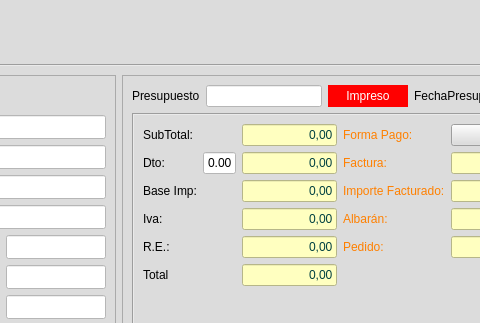
This is frmpresupuestoscli.ui in arcnexus/RedFoX as Qt 5 draws it before an edit; both pictures show x 390 to 870 and y 0 to 323 of the 1004 by 514 pixel window. The edited form follows.
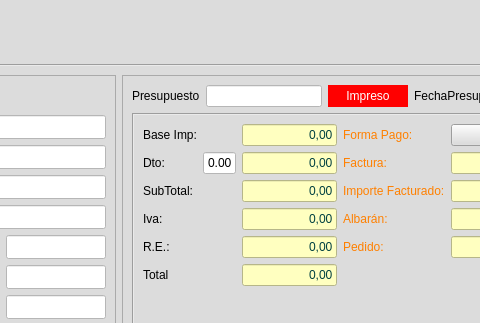
This is the edited form. The open tabs and pages were chosen to show the change. Icons and pictures are not drawn.

What changed in the file:
```diff
--- a/frmpresupuestoscli.ui
+++ b/frmpresupuestoscli.ui
@@ -273,10 +273,20 @@
      </layout>
     </widget>
    </item>
+   <item row="0" column="0">
+    <widget class="QLabel" name="label_67">
+     <property name="text">
+      <string>&lt;html&gt;&lt;head/&gt;&lt;body&gt;&lt;p&gt;&lt;span style=&quot; font-size:14pt; font-weight:600; color:#ff8000;&quot;&gt;GESTIÓN DE PRESUPUESTOS&lt;/span&gt;&lt;/p&gt;&lt;/body&gt;&lt;/html&gt;</string>
+     </property>
+    </widget>
+   </item>
+   <item row="3" column="1">
+    <layout class="QVBoxLayout" name="verticalLayout_6"/>
+   </item>
    <item row="1" column="0">
     <widget class="QTabWidget" name="tabWidget">
      <property name="currentIndex">
-      <number>1</number>
+      <number>0</number>
      </property>
      <widget class="QWidget" name="tab">
       <attribute name="title">
@@ -735,7 +745,7 @@
               </item>
               <item row="0" column="0" rowspan="2" colspan="2">
                <layout class="QGridLayout" name="gridLayout_16">
-                <item row="0" column="4">
+                <item row="1" column="4">
                  <widget class="QLabel" name="label_70">
                   <property name="styleSheet">
                    <string notr="true">color: rgb(255, 128, 0);</string>
@@ -745,43 +755,14 @@
                   </property>
                  </widget>
                 </item>
-                <item row="3" column="0">
+                <item row="4" column="0">
                  <widget class="QLabel" name="label_37">
                   <property name="text">
                    <string>Iva:</string>
                   </property>
                  </widget>
                 </item>
-                <item row="2" column="3">
-                 <widget class="QLineEdit" name="txtrBase">
-                  <property name="enabled">
-                   <bool>false</bool>
-                  </property>
-                  <property name="sizePolicy">
-                   <sizepolicy hsizetype="Expanding" vsizetype="Fixed">
-                    <horstretch>0</horstretch>
-                    <verstretch>0</verstretch>
-                   </sizepolicy>
-                  </property>
-                  <property name="maximumSize">
-                   <size>
-                    <width>120</width>
-                    <height>16777215</height>
-                   </size>
-                  </property>
-                  <property name="styleSheet">
-                   <string notr="true">background-color: rgb(255, 255, 192);
-color: rgb(0, 64, 64);</string>
-                  </property>
-                  <property name="text">
-                   <string>0,00</string>
-                  </property>
-                  <property name="alignment">
-                   <set>Qt::AlignRight|Qt::AlignTrailing|Qt::AlignVCenter</set>
-                  </property>
-                 </widget>
-                </item>
-                <item row="1" column="1" colspan="2">
+                <item row="2" column="1" colspan="2">
                  <widget class="QLineEdit" name="txtnDto">
                   <property name="maximumSize">
                    <size>
@@ -800,46 +781,7 @@
                   </property>
                  </widget>
                 </item>
-                <item row="0" column="3">
-                 <widget class="QLineEdit" name="txtrSubtotal">
-                  <property name="enabled">
-                   <bool>false</bool>
-                  </property>
-                  <property name="minimumSize">
-                   <size>
-                    <width>0</width>
-                    <height>0</height>
-                   </size>
-                  </property>
-                  <property name="maximumSize">
-                   <size>
-                    <width>120</width>
-                    <height>16777215</height>
-                   </size>
-                  </property>
-                  <property name="styleSheet">
-                   <string notr="true">background-color: rgb(255, 255, 192);
-color: rgb(0, 64, 64);</string>
-                  </property>
-                  <property name="text">
-                   <string>0,00</string>
-                  </property>
-                  <property name="alignment">
-                   <set>Qt::AlignRight|Qt::AlignTrailing|Qt::AlignVCenter</set>
-                  </property>
-                  <property name="readOnly">
-                   <bool>true</bool>
-                  </property>
-                 </widget>
-                </item>
-                <item row="0" column="0">
-                 <widget class="QLabel" name="label_22">
-                  <property name="text">
-                   <string>SubTotal:</string>
-                  </property>
-                 </widget>
-                </item>
-                <item row="1" column="3">
+                <item row="2" column="3">
                  <widget class="QLineEdit" name="txtrDescuento">
                   <property name="enabled">
                    <bool>false</bool>
@@ -862,14 +804,14 @@
                   </property>
                  </widget>
                 </item>
-                <item row="1" column="0">
+                <item row="2" column="0">
                  <widget class="QLabel" name="label_23">
                   <property name="text">
                    <string>Dto:</string>
                   </property>
                  </widget>
                 </item>
-                <item row="3" column="3">
+                <item row="4" column="3">
                  <widget class="QLineEdit" name="txtrImporteIva">
                   <property name="enabled">
                    <bool>false</bool>
@@ -892,38 +834,38 @@
                   </property>
                  </widget>
                 </item>
-                <item row="5" column="0">
+                <item row="6" column="0">
                  <widget class="QLabel" name="label_36">
                   <property name="text">
                    <string>Total</string>
                   </property>
                  </widget>
                 </item>
-                <item row="4" column="0">
+                <item row="5" column="0">
                  <widget class="QLabel" name="label_39">
                   <property name="text">
                    <string>R.E.:</string>
                   </property>
                  </widget>
                 </item>
-                <item row="4" column="3">
-                 <widget class="QLineEdit" name="txtrTotalRecargoEq">
-                  <property name="enabled">
-                   <bool>false</bool>
-                  </property>
-                  <property name="styleSheet">
-                   <string notr="true">background-color: rgb(255, 255, 192);
-color: rgb(0, 64, 64);</string>
-                  </property>
-                  <property name="text">
-                   <string>0,00</string>
-                  </property>
-                  <property name="alignment">
-                   <set>Qt::AlignRight|Qt::AlignTrailing|Qt::AlignVCenter</set>
-                  </property>
-                 </widget>
-                </item>
                 <item row="5" column="3">
+                 <widget class="QLineEdit" name="txtrTotalRecargoEq">
+                  <property name="enabled">
+                   <bool>false</bool>
+                  </property>
+                  <property name="styleSheet">
+                   <string notr="true">background-color: rgb(255, 255, 192);
+color: rgb(0, 64, 64);</string>
+                  </property>
+                  <property name="text">
+                   <string>0,00</string>
+                  </property>
+                  <property name="alignment">
+                   <set>Qt::AlignRight|Qt::AlignTrailing|Qt::AlignVCenter</set>
+                  </property>
+                 </widget>
+                </item>
+                <item row="6" column="3">
                  <widget class="QLineEdit" name="txtrTotal">
                   <property name="enabled">
                    <bool>false</bool>
@@ -946,14 +888,7 @@
                   </property>
                  </widget>
                 </item>
-                <item row="2" column="0">
-                 <widget class="QLabel" name="label_38">
-                  <property name="text">
-                   <string>Base Imp:</string>
-                  </property>
-                 </widget>
-                </item>
-                <item row="0" column="5">
+                <item row="1" column="5">
                  <widget class="QComboBox" name="cboFormaPago">
                   <property name="minimumSize">
                    <size>
@@ -963,7 +898,7 @@
                   </property>
                  </widget>
                 </item>
-                <item row="1" column="4">
+                <item row="2" column="4">
                  <widget class="QLabel" name="lblNumFactura_2">
                   <property name="styleSheet">
                    <string notr="true">color: rgb(255, 128, 0);</string>
@@ -973,7 +908,7 @@
                   </property>
                  </widget>
                 </item>
-                <item row="1" column="5">
+                <item row="2" column="5">
                  <widget class="QLineEdit" name="txtcFactura">
                   <property name="enabled">
                    <bool>false</bool>
@@ -983,7 +918,7 @@
                   </property>
                  </widget>
                 </item>
-                <item row="2" column="4">
+                <item row="3" column="4">
                  <widget class="QLabel" name="label_71">
                   <property name="styleSheet">
                    <string notr="true">color: rgb(255, 128, 0);</string>
@@ -993,7 +928,7 @@
                   </property>
                  </widget>
                 </item>
-                <item row="2" column="5">
+                <item row="3" column="5">
                  <widget class="QLineEdit" name="txtrImporteFactura">
                   <property name="enabled">
                    <bool>false</bool>
@@ -1003,7 +938,7 @@
                   </property>
                  </widget>
                 </item>
-                <item row="3" column="4">
+                <item row="4" column="4">
                  <widget class="QLabel" name="label_41">
                   <property name="styleSheet">
                    <string notr="true">color: rgb(255, 128, 0);</string>
@@ -1013,7 +948,7 @@
                   </property>
                  </widget>
                 </item>
-                <item row="3" column="5">
+                <item row="4" column="5">
                  <widget class="QLineEdit" name="txtnAlbaran">
                   <property name="enabled">
                    <bool>false</bool>
@@ -1023,7 +958,7 @@
                   </property>
                  </widget>
                 </item>
-                <item row="4" column="4">
+                <item row="5" column="4">
                  <widget class="QLabel" name="label_69">
                   <property name="styleSheet">
                    <string notr="true">color: rgb(255, 128, 0);</string>
@@ -1033,7 +968,7 @@
                   </property>
                  </widget>
                 </item>
-                <item row="4" column="5">
+                <item row="5" column="5">
                  <widget class="QLineEdit" name="txtnPedido">
                   <property name="enabled">
                    <bool>false</bool>
@@ -1043,6 +978,81 @@
                   </property>
                  </widget>
                 </item>
+                <item row="3" column="0">
+                 <widget class="QLabel" name="label_22">
+                  <property name="text">
+                   <string>SubTotal:</string>
+                  </property>
+                 </widget>
+                </item>
+                <item row="3" column="3">
+                 <widget class="QLineEdit" name="txtrSubtotal">
+                  <property name="enabled">
+                   <bool>false</bool>
+                  </property>
+                  <property name="minimumSize">
+                   <size>
+                    <width>0</width>
+                    <height>0</height>
+                   </size>
+                  </property>
+                  <property name="maximumSize">
+                   <size>
+                    <width>120</width>
+                    <height>16777215</height>
+                   </size>
+                  </property>
+                  <property name="styleSheet">
+                   <string notr="true">background-color: rgb(255, 255, 192);
+color: rgb(0, 64, 64);</string>
+                  </property>
+                  <property name="text">
+                   <string>0,00</string>
+                  </property>
+                  <property name="alignment">
+                   <set>Qt::AlignRight|Qt::AlignTrailing|Qt::AlignVCenter</set>
+                  </property>
+                  <property name="readOnly">
+                   <bool>true</bool>
+                  </property>
+                 </widget>
+                </item>
+                <item row="1" column="0">
+                 <widget class="QLabel" name="label_38">
+                  <property name="text">
+                   <string>Base Imp:</string>
+                  </property>
+                 </widget>
+                </item>
+                <item row="1" column="3">
+                 <widget class="QLineEdit" name="txtrBase">
+                  <property name="enabled">
+                   <bool>false</bool>
+                  </property>
+                  <property name="sizePolicy">
+                   <sizepolicy hsizetype="Expanding" vsizetype="Fixed">
+                    <horstretch>0</horstretch>
+                    <verstretch>0</verstretch>
+                   </sizepolicy>
+                  </property>
+                  <property name="maximumSize">
+                   <size>
+                    <width>120</width>
+                    <height>16777215</height>
+                   </size>
+                  </property>
+                  <property name="styleSheet">
+                   <string notr="true">background-color: rgb(255, 255, 192);
+color: rgb(0, 64, 64);</string>
+                  </property>
+                  <property name="text">
+                   <string>0,00</string>
+                  </property>
+                  <property name="alignment">
+                   <set>Qt::AlignRight|Qt::AlignTrailing|Qt::AlignVCenter</set>
+                  </property>
+                 </widget>
+                </item>
                </layout>
               </item>
              </layout>
@@ -2074,16 +2084,6 @@
      </widget>
     </widget>
    </item>
-   <item row="0" column="0">
-    <widget class="QLabel" name="label_67">
-     <property name="text">
-      <string>&lt;html&gt;&lt;head/&gt;&lt;body&gt;&lt;p&gt;&lt;span style=&quot; font-size:14pt; font-weight:600; color:#ff8000;&quot;&gt;GESTIÓN DE PRESUPUESTOS&lt;/span&gt;&lt;/p&gt;&lt;/body&gt;&lt;/html&gt;</string>
-     </property>
-    </widget>
-   </item>
-   <item row="3" column="1">
-    <layout class="QVBoxLayout" name="verticalLayout_6"/>
-   </item>
   </layout>
  </widget>
  <tabstops>
```
Left out of the diff: 1 changed line with no effect on the pictures.
